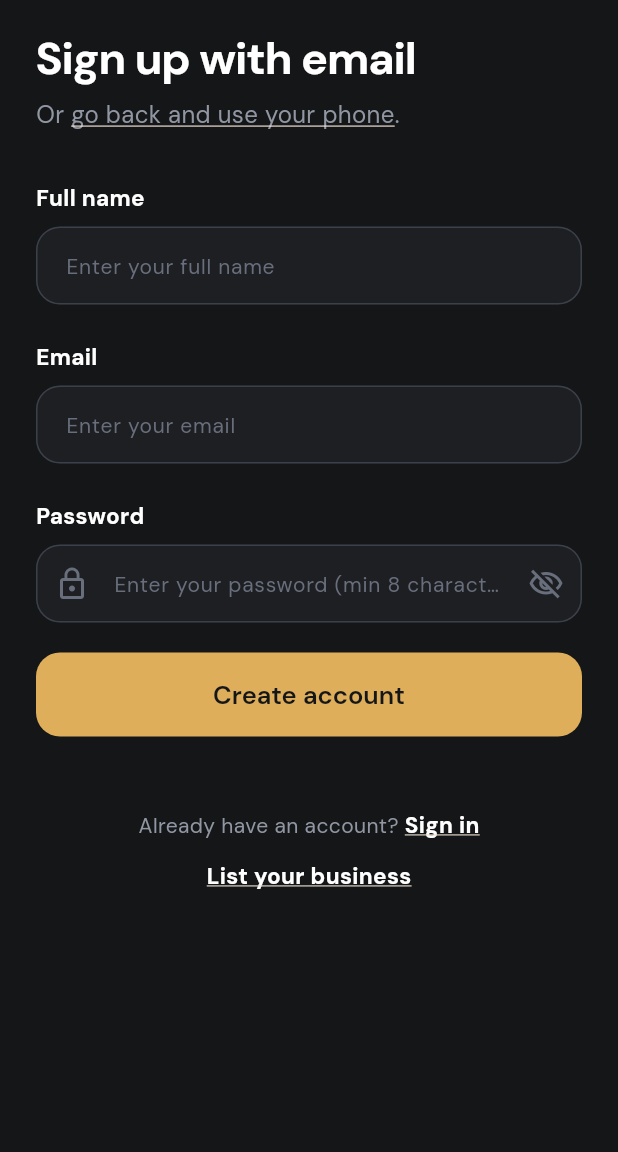
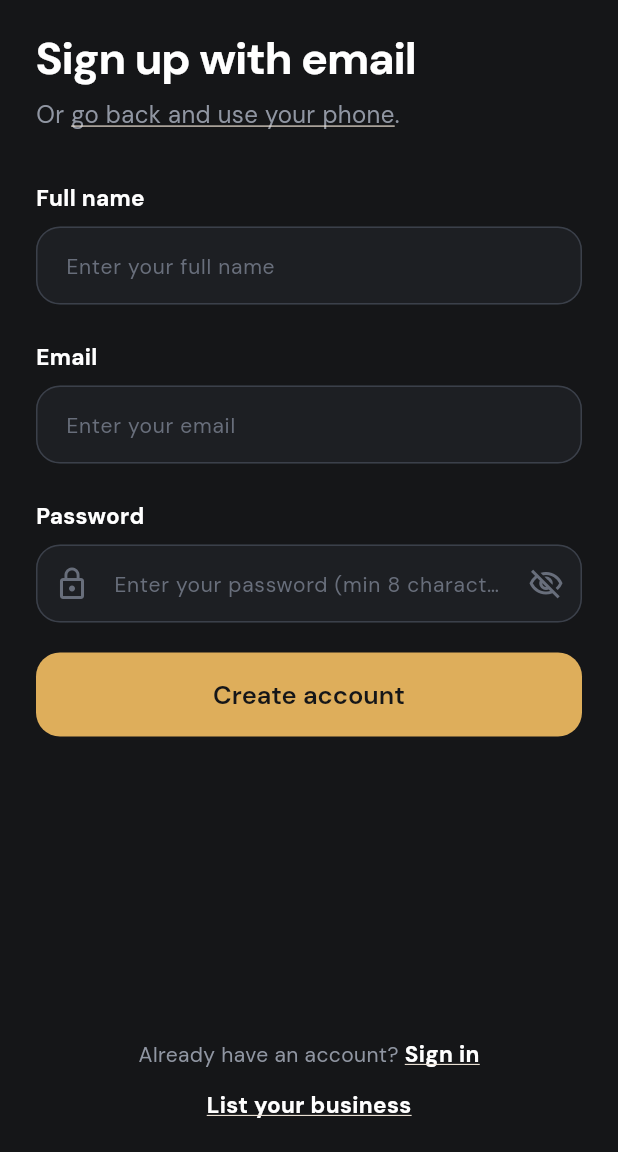
Before and after one commit to davidyesudas7/eventon, a Flutter app: the SignUpEmailScreen screen opened by its route, on a phone screen of 412 x 824 dp, the part 84-1236 px from its top. Run offline on Flutter 3.47's test engine with Material 3 defaults, Android fonts, the phone set to English and light mode, and no system bars; our stand-ins replace dartz, dio, firebase_auth, firebase_core, flutter_dotenv, flutter_riverpod and 12 more; missing offline and left inert: razorpay_flutter; accounts and stored records are empty; generated files the repository leaves out were written again; network calls fail.

Commit message:
fixed the overflow issue in the auth screens

```diff
--- a/lib/features/auth/presentation/pages/complete_profile_screen.dart
+++ b/lib/features/auth/presentation/pages/complete_profile_screen.dart
@@ -89,6 +89,8 @@ class _CompleteProfileScreenState extends ConsumerState<CompleteProfileScreen> {
       ),
       body: SafeArea(
         child: SingleChildScrollView(
+          physics: const ClampingScrollPhysics(),
+          keyboardDismissBehavior: ScrollViewKeyboardDismissBehavior.onDrag,
           padding: const EdgeInsets.symmetric(horizontal: 24, vertical: 28),
           child: Column(
             crossAxisAlignment: CrossAxisAlignment.start,
--- a/lib/features/auth/presentation/pages/otp_verify_screen.dart
+++ b/lib/features/auth/presentation/pages/otp_verify_screen.dart
@@ -106,7 +106,9 @@ class _OtpVerifyScreenState extends ConsumerState<OtpVerifyScreen> {
         ),
       ),
       body: SafeArea(
-        child: Padding(
+        child: SingleChildScrollView(
+          physics: const ClampingScrollPhysics(),
+          keyboardDismissBehavior: ScrollViewKeyboardDismissBehavior.onDrag,
           padding: const EdgeInsets.symmetric(horizontal: 24, vertical: 28),
           child: Column(
             crossAxisAlignment: CrossAxisAlignment.start,
--- a/lib/features/auth/presentation/pages/sign_up_email_screen.dart
+++ b/lib/features/auth/presentation/pages/sign_up_email_screen.dart
@@ -117,11 +117,23 @@ class _SignUpEmailScreenState extends ConsumerState<SignUpEmailScreen> {
         ),
       ),
       body: SafeArea(
-        child: SingleChildScrollView(
-          padding: const EdgeInsets.symmetric(horizontal: 24, vertical: 20),
-          child: Column(
-            crossAxisAlignment: CrossAxisAlignment.start,
-            children: [
+        child: LayoutBuilder(
+          builder: (context, constraints) {
+            return SingleChildScrollView(
+              physics: const ClampingScrollPhysics(),
+              keyboardDismissBehavior:
+                  ScrollViewKeyboardDismissBehavior.onDrag,
+              child: ConstrainedBox(
+                constraints: BoxConstraints(minHeight: constraints.maxHeight),
+                child: IntrinsicHeight(
+                  child: Padding(
+                    padding: const EdgeInsets.symmetric(
+                      horizontal: 24,
+                      vertical: 20,
+                    ),
+                    child: Column(
+                      crossAxisAlignment: CrossAxisAlignment.start,
+                      children: [
               Text(
                 'Sign up with email',
                 style: AppTextStyles.headlineXl.copyWith(fontSize: 30),
@@ -284,7 +296,9 @@ class _SignUpEmailScreenState extends ConsumerState<SignUpEmailScreen> {
                         ),
                 ),
               ),
-              const SizedBox(height: 48),
+              const SizedBox(height: 16),
+              const Spacer(),
+              const SizedBox(height: 16),
 
               Center(
                 child: Column(
@@ -326,6 +340,11 @@ class _SignUpEmailScreenState extends ConsumerState<SignUpEmailScreen> {
           ),
         ),
       ),
-    );
-  }
+    ),
+  );
+},
+),
+),
+);
 }
+}
```
Also changed, not shown: lib/features/auth/presentation/pages/sign_in_email_screen.dart (+27 -8 lines), lib/features/auth/presentation/pages/sign_in_mobile_screen.dart (+25 -6 lines).
